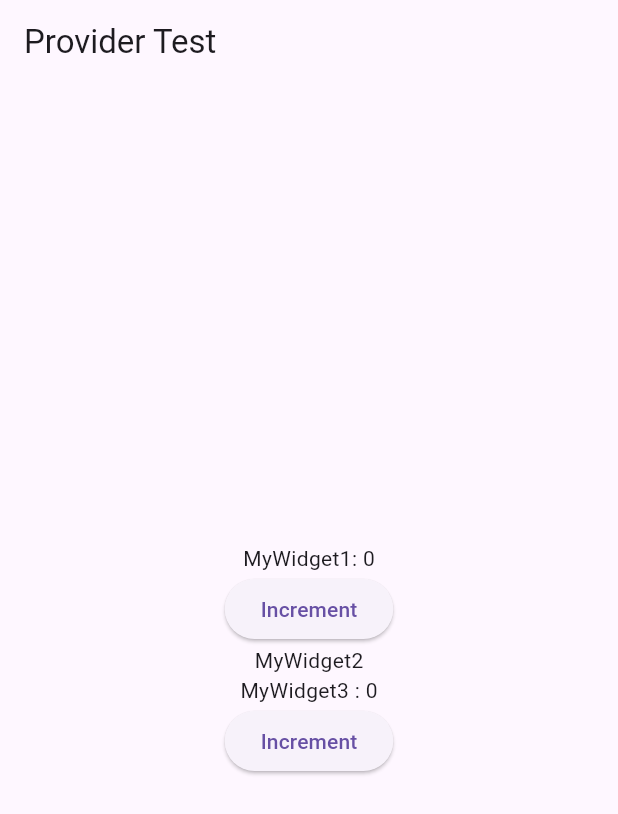
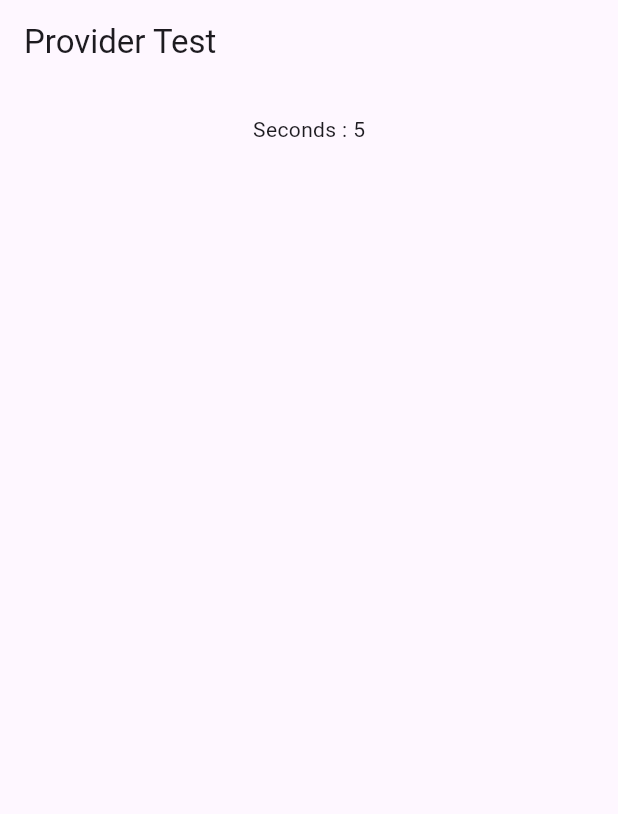
Before and after one commit to Chujer/WebStudy, a Flutter app: the screen it shows after launch, on a phone screen of 412 x 824 dp. Shown: the top 814 px of the screen. Run offline on Flutter 3.47's test engine with Material 3 defaults, Android fonts, the phone set to English and light mode, and no system bars.

Commit message:
2025.12.17 FutureProvider
FutureProvider는 공유되는 데이터를 일정시간 이후에 조정할 수 있도록 만들 수 있는 Provider

```diff
--- a/Flutter/lib/main.dart
+++ b/Flutter/lib/main.dart
@@ -5,96 +5,45 @@ void main() {
   runApp(MyApp());
 }
 
-class DataModel extends ChangeNotifier{
-  int _data = 0;
-
-  int get data => _data;
-
-  void increment(){
-    _data++;
-    notifyListeners();
-  }
-}
-
 class MyApp extends StatelessWidget {
   const MyApp({super.key});
 
   @override
   Widget build(BuildContext context) {
-    return ChangeNotifierProvider(
-        create: (context) => DataModel(),
-      child: MaterialApp(
-        home: Scaffold(
-          appBar: AppBar(
-            title: Text('Provider Test'),
-          ),body: Column(
-          mainAxisAlignment: MainAxisAlignment.center,
-          children: <Widget>[
-            MyWidget1(),
-            MyWidget2(),
-            MyWidget3(),
+    return MaterialApp(
+      home: Scaffold(
+        appBar: AppBar(
+          title: Text('Provider Test'),
+        ),
+        body: MultiProvider(
+          providers: [
+            FutureProvider<int>(
+                create: (context) => Future.delayed(Duration(seconds: 5), () => 5),
+                initialData: 1
+            )
           ],
-        ),
+          child: MyWidget(),
         ),
       ),
     );
   }
 }
 
-class MyWidget1 extends StatelessWidget {
-  const MyWidget1({super.key});
+class MyWidget extends StatelessWidget {
+  const MyWidget({super.key});
 
   @override
   Widget build(BuildContext context) {
-    final dataModel = Provider.of<DataModel>(context);
-
-    print('MyWidget1');
+    final seconds = Provider.of<int>(context);
     return Center(
       child: Column(
         children: [
-          Text('MyWidget1: ${dataModel._data}'),
-          ElevatedButton(
-              onPressed: (){
-                dataModel.increment();
-              },
-              child: Text('Increment')
-          )
+          SizedBox(
+            height: 20,
+          ),
+          Text('Seconds : $seconds')
         ],
       ),
     );
   }
 }
-class MyWidget2 extends StatelessWidget {
-  const MyWidget2({super.key});
-
-  @override
-  Widget build(BuildContext context) {
-    print('MyWidget2');
-    return Center(
-      child: Text('MyWidget2'),
-    );
-  }
-}
-
-class MyWidget3 extends StatelessWidget {
-  const MyWidget3({super.key});
-
-  @override
-  Widget build(BuildContext context) {
-    final dataModel = Provider.of<DataModel>(context);
-    print('MyWidget3');
-    return Center(
-      child: Column(
-        children: [
-          Text('MyWidget3 : ${dataModel.data}'),
-          ElevatedButton(
-              onPressed: (){
-                dataModel.increment();
-              },
-              child: Text('Increment')
-          )
-        ],
-      ),
-    );
-  }
-}
```
